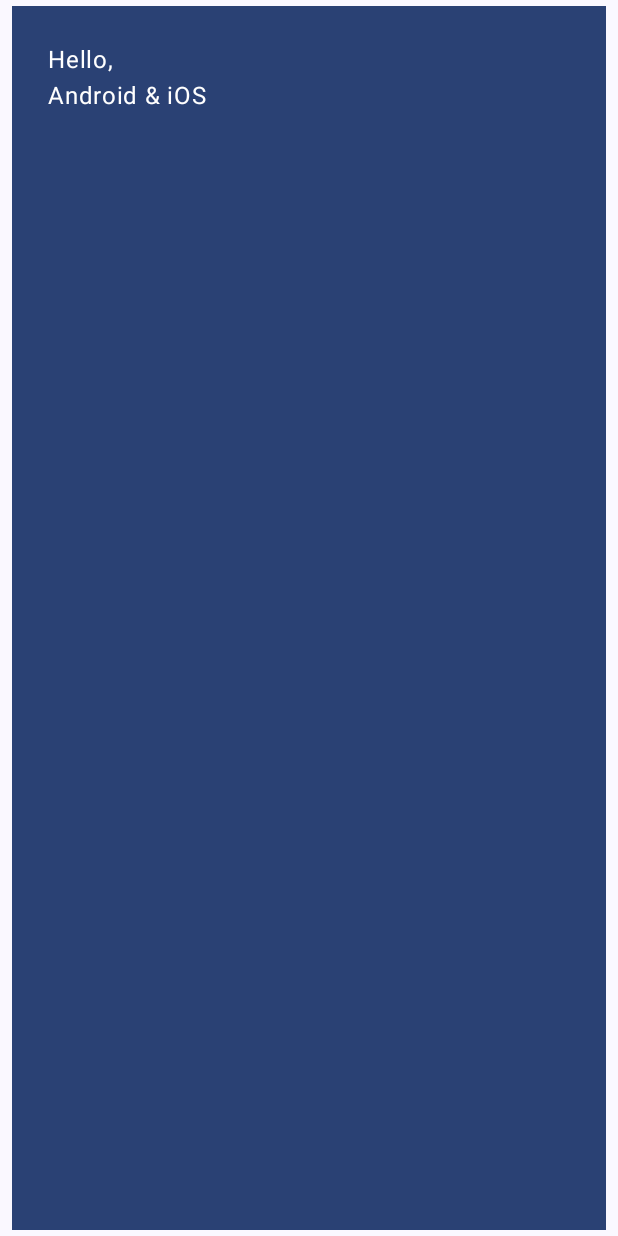
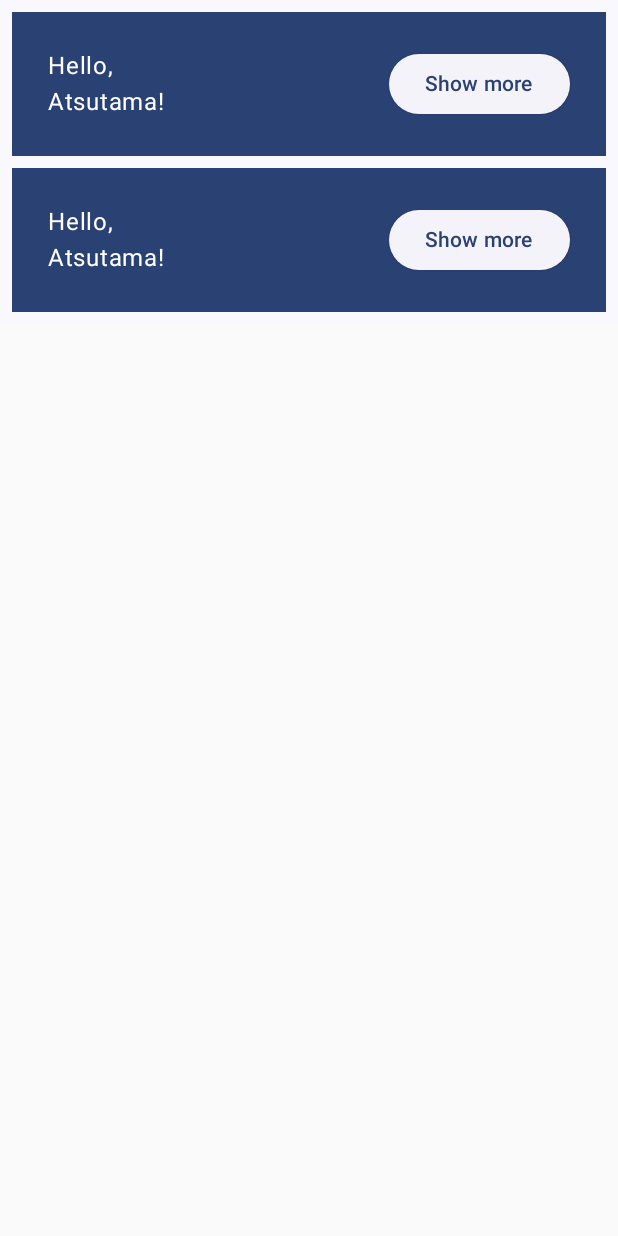
Before and after one commit to atsutama2/AppAndroid, an Android app built with Jetpack Compose: the screen it shows after launch (MainActivity), on a phone screen of 412 x 824 dp. Run offline under Robolectric (Android 15) with nearby library versions, the phone set to English and light mode, and no system bars.

Commit message:
Merge remote-tracking branch 'origin/main'
# Conflicts:
#	app/src/main/java/jp/co/atsutama2/app_android/MainActivity.kt

```diff
--- a/app/src/main/java/jp/co/atsutama2/app_android/MainActivity.kt
+++ b/app/src/main/java/jp/co/atsutama2/app_android/MainActivity.kt
@@ -26,27 +26,48 @@ class MainActivity : ComponentActivity() {
         setContent {
             App_androidTheme {
                 // A surface container using the 'background' color from the theme
-                Surface(
-                    modifier = Modifier.fillMaxSize(),
-                    color = MaterialTheme.colorScheme.background,
-                ) {
-                    Greeting("Android & iOS")
+                Surface {
+                    MyApp()
                 }
-//               MyApp(modifier = Modifier.fillMaxSize())
             }
         }
     }
 }
 
 @Composable
+fun MyApp(
+    modifier: Modifier = Modifier,
+    names: List<String> = listOf("World", "Compose")
+) {
+    Column(modifier = modifier.padding(vertical = 4.dp)) {
+        for (name in names) {
+            Greeting(name = name)
+        }
+    }
+}
+
+@Composable
 fun Greeting(name: String) {
+    val expanded = remember { mutableStateOf(false) }
+    val extraPadding = if (expanded.value) 48.dp else 0.dp
+
     Surface(
         color = MaterialTheme.colorScheme.primary,
         modifier = Modifier.padding(vertical = 4.dp, horizontal = 8.dp)
     ) {
-        Column(modifier = Modifier.fillMaxWidth().padding(24.dp)) {
-            Text(text = "Hello, ")
-            Text(text = name)
+        Row(modifier = Modifier.padding(24.dp)) {
+            Column(modifier = Modifier
+                .weight(1f)
+                .padding(bottom = extraPadding)
+            ) {
+                Text(text = "Hello, ")
+                Text(text = "Atsutama!")
+            }
+            ElevatedButton(
+                onClick = { expanded.value = !expanded.value }
+            ) {
+                Text(if (expanded.value) "Show less" else "Show more")
+            }
         }
     }
 }
@@ -96,18 +117,6 @@ fun GreetingPreview() {
 //    }
 //}
 
-//@Composable
-//fun MyApp(
-//    modifier: Modifier = Modifier,
-//    names: List<String> = listOf("World", "Compose")
-//) {
-//    Column(modifier = modifier.padding(vertical = 4.dp)) {
-//        for (name in names) {
-//            Greeting(name = name)
-//        }
-//    }
-//}
-
 //@Preview(showBackground = true , name = "Text Android")
 //@Composable
 //fun GreetingAndroidPreview() {
```
